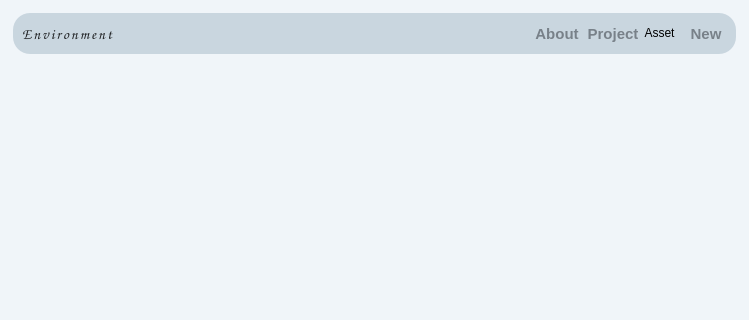
Above: src/ns_Envlt/ui/Envlt.ui from KevinShuo/Envlt before the change; both pictures show x 0 to 749 and y 0 to 320 of the 749 by 574 pixel window. Below: the same form after it.
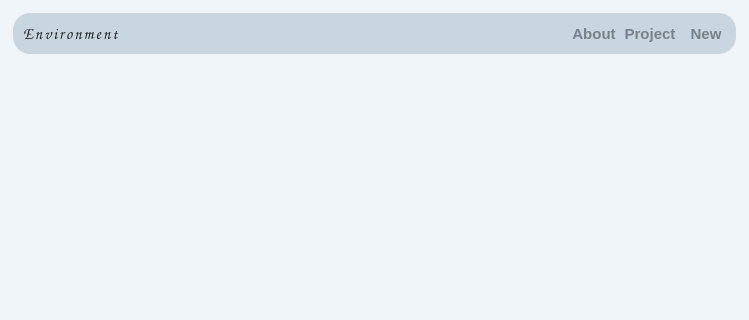
That is the form after the change. The open tabs and pages were chosen to show the change.

```diff
--- a/src/ns_Envlt/ui/Envlt.ui
+++ b/src/ns_Envlt/ui/Envlt.ui
@@ -54,11 +54,12 @@
 }
 QFrame#Head QLabel#title{
 	color:#1E2022;
-	font-size:15px;
+	font-size:16px;
 	font-weight:bold;
-	Padding:1px;
+	Padding:2px;
 	font-family:Comic Sans MS,serif;
 	letter-spacing:2px;
+	font-style:oblique;
 }
 
 QFrame#Head QPushButton#new_button,QFrame#Head QPushButton#about_button,QFrame#Head QPushButton#project{
@@ -163,13 +164,6 @@
            </property>
           </widget>
          </item>
-         <item>
-          <widget class="QPushButton" name="pushButton">
-           <property name="text">
-            <string>Asset</string>
-           </property>
-          </widget>
-         </item>
          <item>
           <widget class="QPushButton" name="new_button">
            <property name="sizePolicy">
```
Left out of the diff: 4 changed lines with no effect on the pictures.
